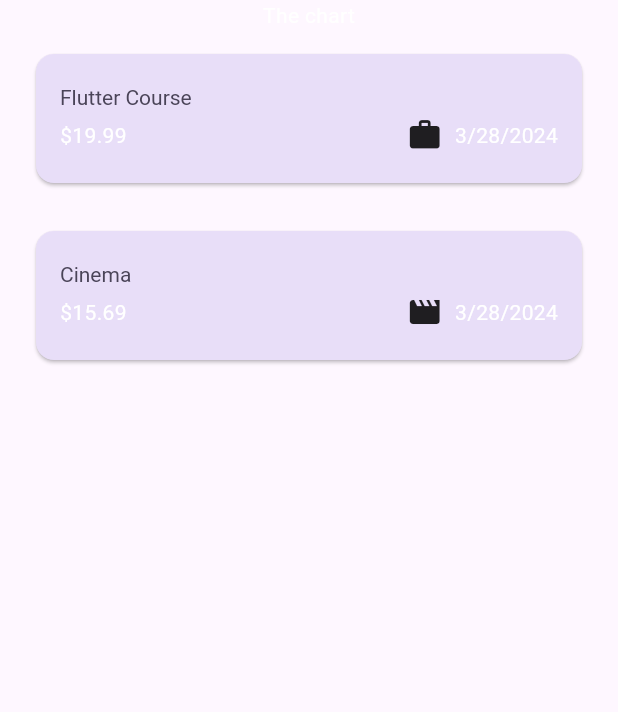
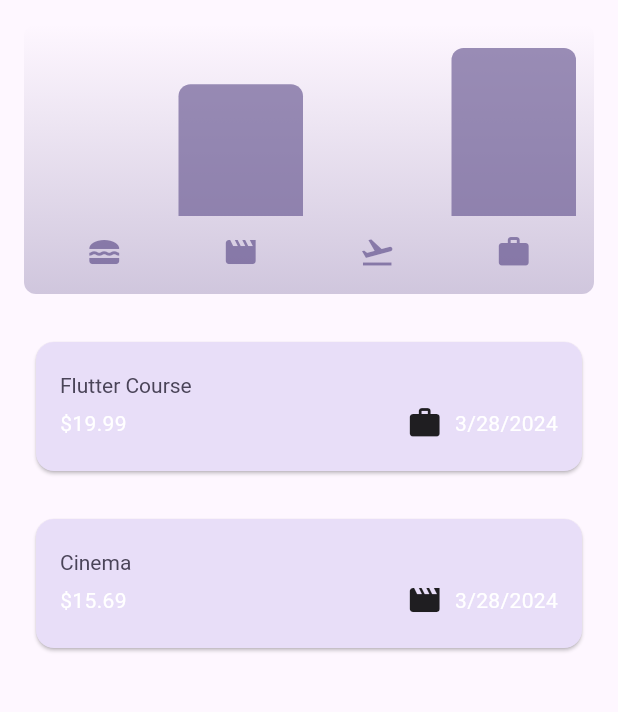
Before and after one commit to alifrizqullahmaruf/expense_tracker, a Flutter app: the screen it shows after launch, on a phone screen of 412 x 824 dp, the part 84-796 px from its top. Run offline on Flutter 3.47's test engine with Material 3 defaults, Android fonts, the phone set to English and light mode, and no system bars.

Commit message:
Add chart in Application

```diff
--- /dev/null
+++ b/lib/Widget/chart/chart.dart
@@ -0,0 +1,94 @@
+import 'package:expense_tracker/Widget/chart/chart_bar.dart';
+import 'package:expense_tracker/model/expense.dart';
+import 'package:flutter/material.dart';
+
+class Chart extends StatelessWidget {
+  const Chart({super.key, required this.expenses});
+
+  final List<Expense> expenses;
+
+  List<ExpenseBucket> get buckets {
+    return [
+      ExpenseBucket.forCategory(expenses, Category.food),
+      ExpenseBucket.forCategory(expenses, Category.leisure),
+      ExpenseBucket.forCategory(expenses, Category.travel),
+      ExpenseBucket.forCategory(expenses, Category.work),
+    ];
+  }
+
+  double get maxTotalExpense {
+    double maxTotalExpense = 0;
+
+    for (final bucket in buckets) {
+      if (bucket.totalExspenses > maxTotalExpense) {
+        maxTotalExpense = bucket.totalExspenses;
+      }
+    }
+
+    return maxTotalExpense;
+  }
+
+  @override
+  Widget build(BuildContext context) {
+    final isDarkMode =
+        MediaQuery.of(context).platformBrightness == Brightness.dark;
+    return Container(
+      margin: const EdgeInsets.all(16),
+      padding: const EdgeInsets.symmetric(
+        vertical: 16,
+        horizontal: 8,
+      ),
+      width: double.infinity,
+      height: 180,
+      decoration: BoxDecoration(
+        borderRadius: BorderRadius.circular(8),
+        gradient: LinearGradient(
+          colors: [
+            Theme.of(context).colorScheme.primary.withOpacity(0.3),
+            Theme.of(context).colorScheme.primary.withOpacity(0.0)
+          ],
+          begin: Alignment.bottomCenter,
+          end: Alignment.topCenter,
+        ),
+      ),
+      child: Column(
+        children: [
+          Expanded(
+            child: Row(
+              crossAxisAlignment: CrossAxisAlignment.end,
+              children: [
+                for (final bucket in buckets) // alternative to map()
+                  ChartBar(
+                    fill: bucket.totalExspenses == 0
+                        ? 0
+                        : bucket.totalExspenses / maxTotalExpense,
+                  )
+              ],
+            ),
+          ),
+          const SizedBox(height: 12),
+          Row(
+            children: buckets
+                .map(
+                  (bucket) => Expanded(
+                    child: Padding(
+                      padding: const EdgeInsets.symmetric(horizontal: 4),
+                      child: Icon(
+                        categoryIcons[bucket.category],
+                        color: isDarkMode
+                            ? Theme.of(context).colorScheme.secondary
+                            : Theme.of(context)
+                                .colorScheme
+                                .primary
+                                .withOpacity(0.7),
+                      ),
+                    ),
+                  ),
+                )
+                .toList(),
+          )
+        ],
+      ),
+    );
+  }
+}
--- /dev/null
+++ b/lib/Widget/chart/chart_bar.dart
@@ -0,0 +1,34 @@
+import 'package:flutter/material.dart';
+
+class ChartBar extends StatelessWidget {
+  const ChartBar({
+    super.key,
+    required this.fill,
+  });
+
+  final double fill;
+
+  @override
+  Widget build(BuildContext context) {
+    final isDarkMode =
+        MediaQuery.of(context).platformBrightness == Brightness.dark;
+    return Expanded(
+      child: Padding(
+        padding: const EdgeInsets.symmetric(horizontal: 4),
+        child: FractionallySizedBox(
+          heightFactor: fill,
+          child: DecoratedBox(
+            decoration: BoxDecoration(
+              shape: BoxShape.rectangle,
+              borderRadius:
+                  const BorderRadius.vertical(top: Radius.circular(8)),
+              color: isDarkMode
+                  ? Theme.of(context).colorScheme.secondary
+                  : Theme.of(context).colorScheme.primary.withOpacity(0.65),
+            ),
+          ),
+        ),
+      ),
+    );
+  }
+}
--- a/lib/expenses.dart
+++ b/lib/expenses.dart
@@ -1,3 +1,4 @@
+import 'package:expense_tracker/Widget/chart/chart.dart';
 import 'package:expense_tracker/Widget/expenses_list/expenses_list.dart';
 import 'package:expense_tracker/Widget/newExpense.dart';
 import 'package:expense_tracker/model/expense.dart';
@@ -91,7 +92,7 @@ class _ExpensesState extends State<Expenses> {
       ),
       body: Column(
         children: [
-          const Text('The chart'),
+          Chart(expenses: _registeredExpenses),
           Expanded(
             child: mainContent,
           )
```
